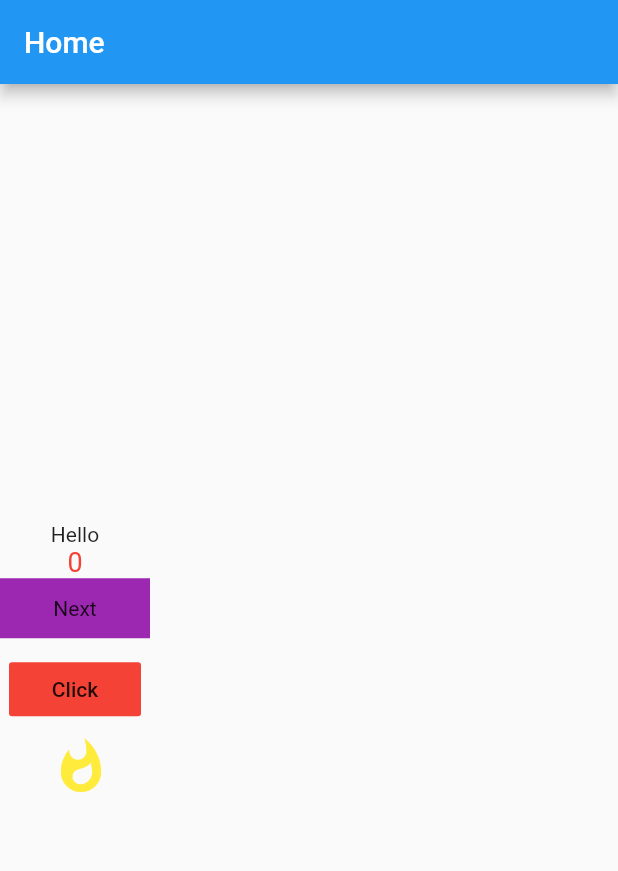
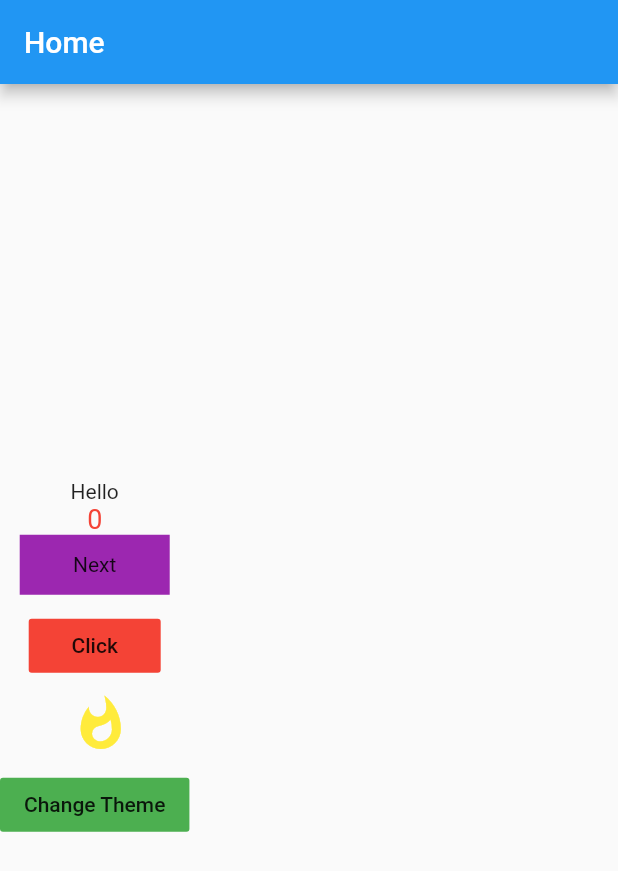
Before and after one commit to roshan1960701/Getx_practise, a Flutter app: the screen it shows after launch, on a phone screen of 412 x 824 dp. Shown: the top 871 px of the screen. Run offline on Flutter 3.47's test engine with Material 2 defaults, Android fonts, the phone set to English and light mode, and no system bars; our stand-ins replace get.

Commit message:
Theme using Getx

```diff
--- a/lib/Pages/Home/Controller/home_controller.dart
+++ b/lib/Pages/Home/Controller/home_controller.dart
@@ -1,3 +1,4 @@
+import 'package:flutter/material.dart';
 import 'package:get/get.dart';
 
 class HomeController extends GetxController{
@@ -5,6 +6,7 @@ class HomeController extends GetxController{
   var count = 0.obs; // To make variable observable
   final RxString rxstring = 'Hello'.obs;
    RxBool like = false.obs;
+   RxBool theme = false.obs;
 
 
 
@@ -20,4 +22,11 @@ class HomeController extends GetxController{
     like.value = !like.value;
   }
 
+  void changeTheme(ThemeData themeData){
+    Get.changeTheme(themeData);
+    theme.value = !theme.value;
+  }
+
+
+
 }
--- a/lib/Pages/Home/View/home.dart
+++ b/lib/Pages/Home/View/home.dart
@@ -60,7 +60,14 @@ class _HomeScreenState extends State<HomeScreen> {
                 homeController.setName();
             // Get.snackbar('Hey','This is snackbar',snackPosition: SnackPosition.BOTTOM,);
           }, child: Text('Click')),
-          Obx( () => IconButton(onPressed: () async => homeController.getLike(), icon: Icon(Icons.whatshot,size: 40.0,color:  homeController.like.isTrue ? Colors.red : Colors.yellow,)))
+          Obx( () => IconButton(onPressed: () async => homeController.getLike(), icon: Icon(Icons.whatshot,size: 40.0,color:  homeController.like.isTrue ? Colors.red : Colors.yellow,))),
+          const SizedBox(height: 10.0,),
+          FlatButton(
+              color: Colors.green,
+              onPressed: ()async{
+                homeController.theme.isTrue ? homeController.changeTheme(ThemeData.dark()) : homeController.changeTheme(ThemeData.light());
+              }, child: Text('Change Theme')),
+
         ],
       ),
 
```
